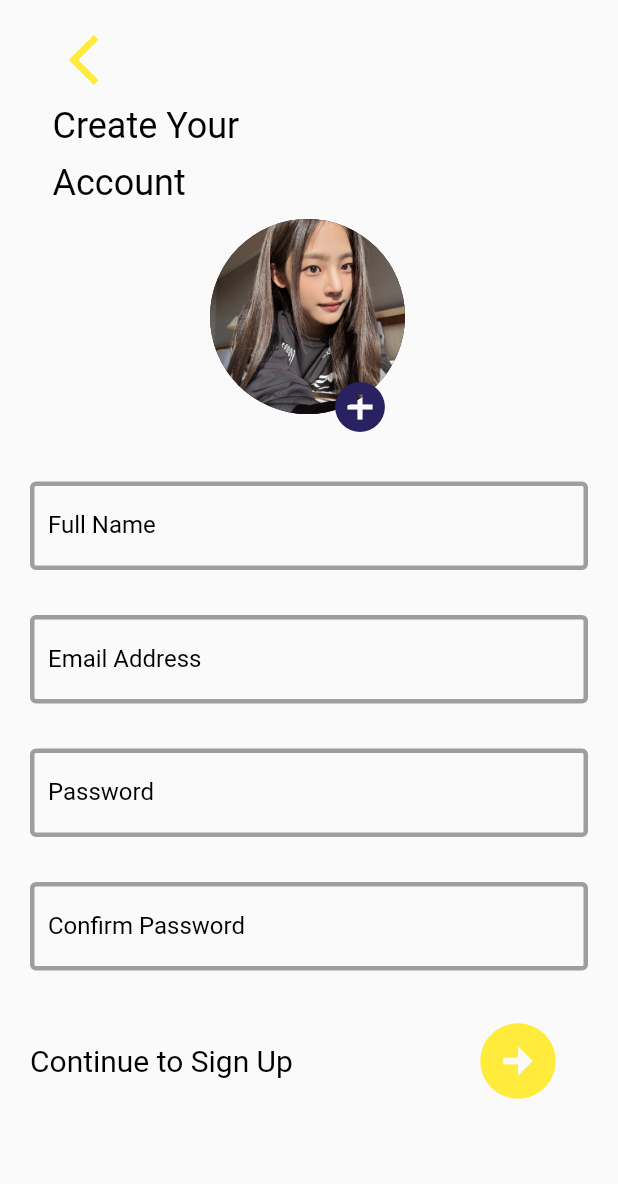
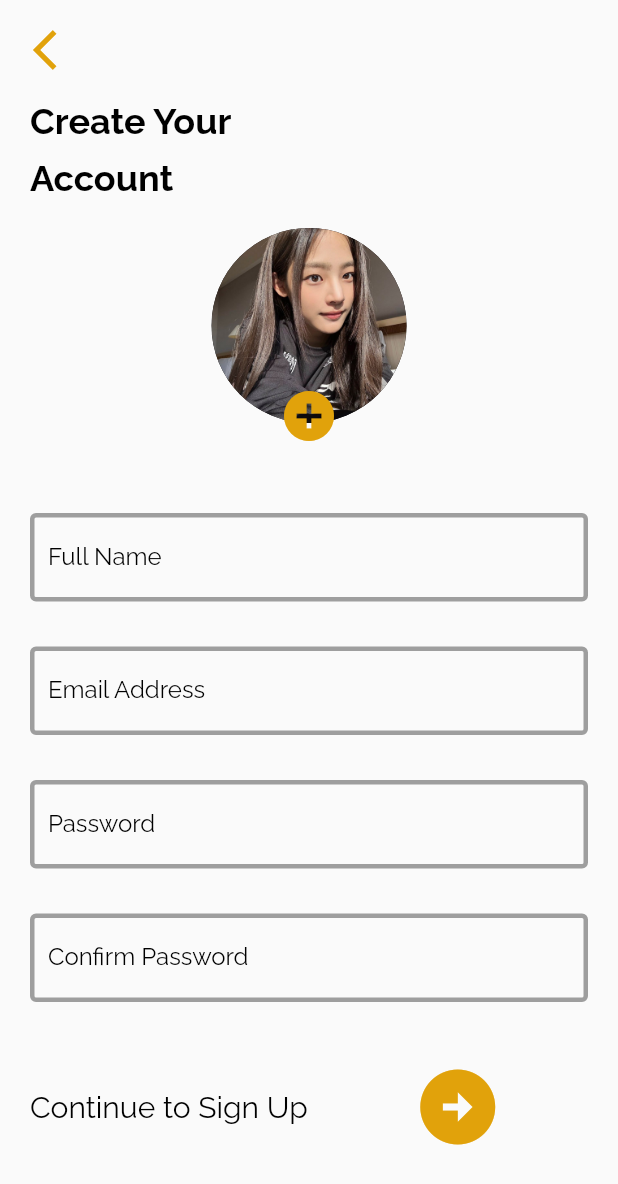
Before and after one commit to Chintialiuw/FlutixApp, a Flutter app: the signUp screen opened directly, on a phone screen of 412 x 824 dp. Shown: the top 1184 px of the screen. Run offline on Flutter 3.47's test engine with Material 2 defaults, Android fonts, the phone set to English and light mode, and no system bars; our stand-ins replace firebase_auth, firebase_core, google_fonts, shared_preferences; accounts and stored records are empty; network calls fail.

Commit message:
Update sign_up.dart

```diff
--- a/lib/ui/pages/splash_screen/sign_up.dart
+++ b/lib/ui/pages/splash_screen/sign_up.dart
@@ -3,6 +3,7 @@
 import 'package:flutixapp/auth/auth.dart';
 import 'package:flutixapp/ui/pages/splash_screen/sign_in.dart';
 import 'package:flutter/material.dart';
+import 'package:google_fonts/google_fonts.dart';
 
 class signUp extends StatefulWidget {
   signUp({super.key});
@@ -56,54 +57,58 @@ class _signUpState extends State<signUp> {
   @override
   Widget build(BuildContext context) {
     return Scaffold(
+      appBar: AppBar(
+        elevation: 0,
+        backgroundColor: Colors.transparent,
+        leading: Padding(
+          padding: const EdgeInsets.only(top: 10.0, left: 20),
+          child: InkWell(
+            onTap: () {
+              Navigator.pop(context);
+            },
+            child: Icon(
+              Icons.arrow_back_ios,
+              color: Color(0xFFE1A20B),
+              size: 32,
+            ),
+          ),
+        ),
+      ),
       body: ListView(
         scrollDirection: Axis.vertical,
         children: [
-          GestureDetector(
-            onTap: () {
-              Navigator.of(context).push(
-                MaterialPageRoute(builder: (context) => signIn()),
-              );
-            },
-            child: Padding(
-              padding: const EdgeInsets.only(top: 20, right: 280),
-              child: Icon(
-                Icons.arrow_back_ios,
-                color: Colors.yellow,
-                size: 40,
-              ),
-            ),
-          ),
           Form(
             key: _formKey,
             child: Column(
               crossAxisAlignment: CrossAxisAlignment.start,
               children: [
                 Padding(
-                  padding: const EdgeInsets.only(left: 35, top: 10),
+                  padding: const EdgeInsets.only(left: 20, top: 10),
                   child: Text(
                     "Create Your",
-                    style: TextStyle(
+                    style: GoogleFonts.raleway(
                       fontSize: 24,
                       color: Colors.black,
+                      fontWeight: FontWeight.bold
                     ),
                   ),
                 ),
                 Padding(
-                  padding: const EdgeInsets.only(left: 35, top: 10),
+                  padding: const EdgeInsets.only(left: 20, top: 10),
                   child: Text(
                     "Account",
-                    style: TextStyle(
+                    style: GoogleFonts.raleway(
                       fontSize: 24,
                       color: Colors.black,
+                      fontWeight: FontWeight.bold
                     ),
                   ),
                 ),
                 Stack(
                   children: [
-                    Padding(
-                      padding: const EdgeInsets.only(left: 140, top: 10),
+                    Center(
                       child: Container(
+                        margin: EdgeInsets.all(20),
                         width: 130,
                         height: 130,
                         decoration: BoxDecoration(
@@ -116,18 +121,20 @@ class _signUpState extends State<signUp> {
                         ),
                       ),
                     ),
-                    Padding(
-                      padding: const EdgeInsets.only(left: 220, top: 115),
-                      child: Icon(
-                        Icons.add_circle,
-                        color: Color.fromARGB(255, 42, 33, 97),
-                        size: 40,
+                    Center(
+                      child: Padding(
+                        padding: const EdgeInsets.only(left: 20, top: 125.0, right: 20),
+                        child: Icon(
+                          Icons.add_circle,
+                          color: Color(0xFFE1A20B),
+                          size: 40,
+                        ),
                       ),
                     ),
                   ],
                 ),
                 Padding(
-                  padding: const EdgeInsets.only(top: 30, left: 20, right: 20),
+                  padding: const EdgeInsets.only(top: 40, left: 20, right: 20),
                   child: TextFormField(
                     controller: _ctrlNama,
                     validator: (value) {
@@ -139,8 +146,9 @@ class _signUpState extends State<signUp> {
                     decoration: InputDecoration(
                       border: OutlineInputBorder(borderSide: BorderSide()),
                       labelText: "Full Name",
-                      labelStyle: TextStyle(color: Colors.black),
+                      labelStyle: GoogleFonts.raleway(color: Colors.black),
                       hintText: "Chintia Liu Wintin",
+                      hintStyle: GoogleFonts.raleway(color: Colors.black),
                       enabledBorder: OutlineInputBorder(
                         borderSide: BorderSide(
                           color: Colors.grey,
@@ -149,7 +157,7 @@ class _signUpState extends State<signUp> {
                       ),
                       focusedBorder: OutlineInputBorder(
                         borderSide: BorderSide(
-                          color: Color.fromARGB(255, 170, 145, 31),
+                          color: Color(0xFFE1A20B),
                           width: 3,
                         ),
                       ),
@@ -169,8 +177,9 @@ class _signUpState extends State<signUp> {
                     decoration: InputDecoration(
                       border: OutlineInputBorder(borderSide: BorderSide()),
                       labelText: "Email Address",
-                      labelStyle: TextStyle(color: Colors.black),
+                      labelStyle: GoogleFonts.raleway(color: Colors.black),
                       hintText: "chintialiuw@gmail.com",
+                      hintStyle: GoogleFonts.raleway(color: Colors.black),
                       enabledBorder: OutlineInputBorder(
                         borderSide: BorderSide(
                           color: Colors.grey,
@@ -179,7 +188,7 @@ class _signUpState extends State<signUp> {
                       ),
                       focusedBorder: OutlineInputBorder(
                         borderSide: BorderSide(
-                          color: Color.fromARGB(255, 170, 145, 31),
+                          color: Color(0xFFE1A20B),
                           width: 3,
                         ),
                       ),
@@ -200,8 +209,9 @@ class _signUpState extends State<signUp> {
                     decoration: InputDecoration(
                       border: OutlineInputBorder(borderSide: BorderSide()),
                       labelText: "Password",
-                      labelStyle: TextStyle(color: Colors.black),
+                      labelStyle: GoogleFonts.raleway(color: Colors.black),
                       hintText: "***********",
+                      hintStyle: GoogleFonts.raleway(color: Colors.black),
                       enabledBorder: OutlineInputBorder(
                         borderSide: BorderSide(
                           color: Colors.grey,
@@ -210,7 +220,7 @@ class _signUpState extends State<signUp> {
                       ),
                       focusedBorder: OutlineInputBorder(
                         borderSide: BorderSide(
-                          color: Color.fromARGB(255, 170, 145, 31),
+                          color: Color(0xFFE1A20B),
                           width: 3,
                         ),
                       ),
@@ -231,8 +241,9 @@ class _signUpState extends State<signUp> {
                     decoration: InputDecoration(
                       border: OutlineInputBorder(borderSide: BorderSide()),
                       labelText: "Confirm Password",
-                      labelStyle: TextStyle(color: Colors.black),
+                      labelStyle: GoogleFonts.raleway(color: Colors.black),
                       hintText: "***********",
+                      hintStyle: GoogleFonts.raleway(color: Colors.black),
                       enabledBorder: OutlineInputBorder(
                         borderSide: BorderSide(
                           color: Colors.grey,
@@ -241,7 +252,7 @@ class _signUpState extends State<signUp> {
                       ),
                       focusedBorder: OutlineInputBorder(
                         borderSide: BorderSide(
-                          color: Color.fromARGB(255, 170, 145, 31),
+                          color: Color(0xFFE1A20B),
                           width: 3,
                         ),
                       ),
@@ -251,10 +262,10 @@ class _signUpState extends State<signUp> {
                 Row(
                   children: [
                     Padding(
-                      padding: const EdgeInsets.only(top: 30, left: 20),
+                      padding: const EdgeInsets.only(top: 40, left: 20, bottom: 40),
                       child: Text(
                         "Continue to Sign Up",
-                        style: TextStyle(
+                        style: GoogleFonts.raleway(
                           color: Colors.black,
                           fontWeight: FontWeight.w400,
                           fontSize: 20,
@@ -274,10 +285,10 @@ class _signUpState extends State<signUp> {
                             )
                           : Padding(
                               padding:
-                                  const EdgeInsets.only(left: 120, top: 30),
+                                  const EdgeInsets.only(left: 70, top: 40, bottom: 40, right: 20),
                               child: Icon(
                                 Icons.arrow_circle_right,
-                                color: Colors.yellow,
+                                color: Color(0xFFE1A20B),
                                 size: 60,
                               ),
                             ),
```
